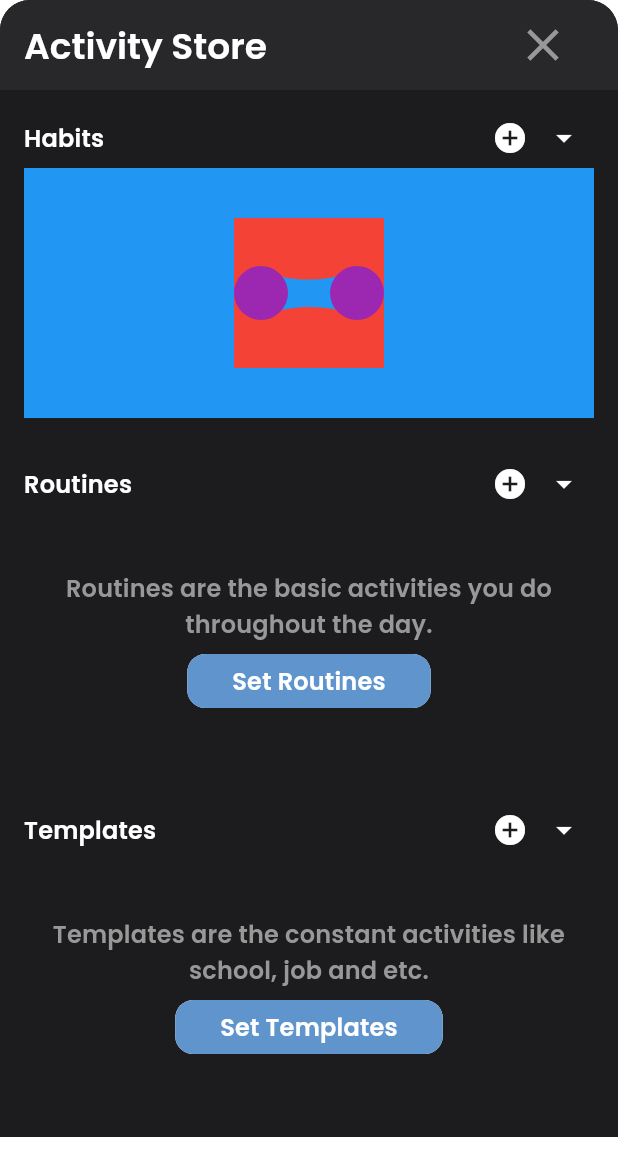
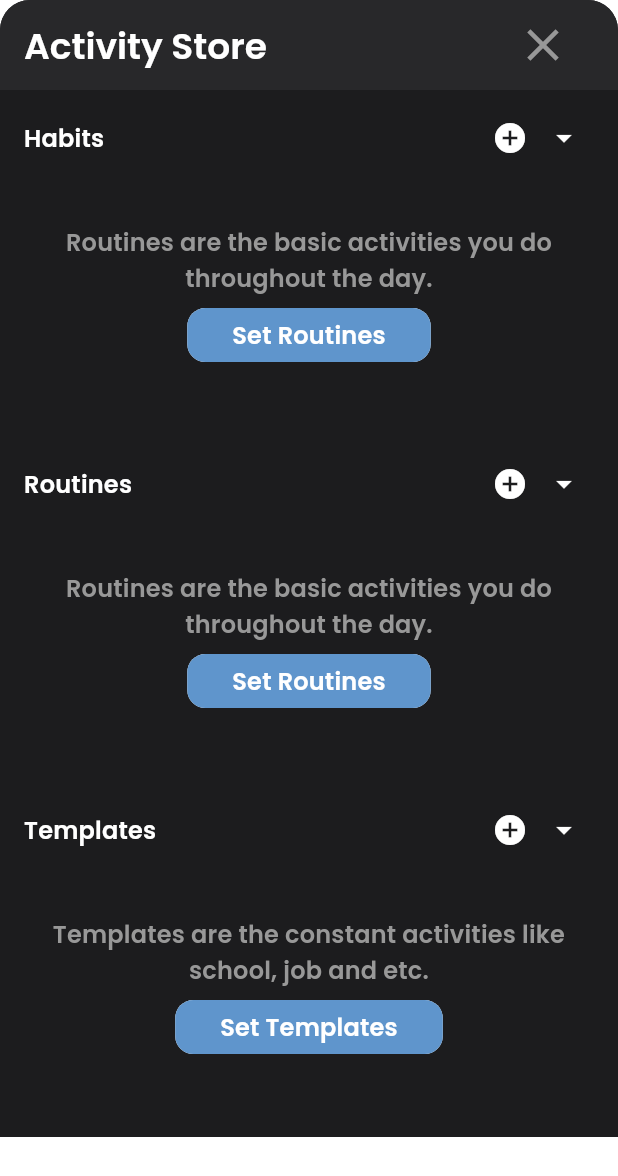
Before and after one commit to merakserhat/chain_app, a Flutter app: the ChainPanel widget shown alone on an empty page, opened directly, on a phone screen of 412 x 824 dp. Shown: the top 1176 px of the screen. Run offline on Flutter 3.47's test engine with Material 2 defaults, Android fonts, the phone set to English and light mode, and no system bars; our stand-ins replace dio, dropdown_button2, equatable, pretty_dio_logger, shared_preferences; accounts and stored records are empty.

Commit message:
feat: create habit model

```diff
--- a/lib/constants/app_theme.dart
+++ b/lib/constants/app_theme.dart
@@ -10,6 +10,7 @@ class AppColors {
   static const Color red = Color(0xffCE5252);
   static const Color blue = Color(0xff5F95CC);
   static const Color green = Color(0xff53A342);
+  static const Color pathGreen = Color(0xff64A855);
   static const Color yellow = Color(0xffCC965F);
   static const Color purple = Color(0xffCC5FCC);
   static const Color darkBlue = Color(0xff3C7BBC);
--- a/lib/screens/chain/chain_panel.dart
+++ b/lib/screens/chain/chain_panel.dart
@@ -2,6 +2,7 @@ import 'package:chain_app/constants/app_theme.dart';
 import 'package:chain_app/models/routine_model.dart';
 import 'package:chain_app/models/template_model.dart';
 import 'package:chain_app/screens/chain/habit/chain_path.dart';
+import 'package:chain_app/screens/chain/habit/habit_list.dart';
 import 'package:chain_app/screens/chain/routine/create_routine_panel.dart';
 import 'package:chain_app/screens/chain/routine/routine_list.dart';
 import 'package:chain_app/screens/chain/template/create_template_panel.dart';
@@ -57,8 +58,10 @@ class _ChainPanelState extends State<ChainPanel> {
             },
             openPanelHeight: calculatePanelSize(),
             onAdd: () {},
-            child: Container(
-                color: Colors.blue, child: Center(child: ChainPath())),
+            child: HabitList(
+                routines: routines,
+                selectOnboardingRoutines: (_) {},
+                deleteRoutine: (habit) {}),
           ),
           ContentGroup(
             label: "Routines",
--- a/lib/screens/chain/habit/chain_path.dart
+++ b/lib/screens/chain/habit/chain_path.dart
@@ -1,48 +1,70 @@
+import 'package:chain_app/constants/app_theme.dart';
 import 'package:flutter/material.dart';
-import 'package:flutter_svg/flutter_svg.dart';
 
 class ChainPath extends StatelessWidget {
   const ChainPath({Key? key}) : super(key: key);
 
+  final int numCircle = 6;
+  final int horizontalPadSize = 80;
+  final double circleSize = 32;
+  final double pathSize = 40;
+  final double pathHeight = 22;
+
   @override
   Widget build(BuildContext context) {
-    double circleSize = 36;
-    return Container(
-      width: 100,
-      height: 100,
-      color: Colors.red,
+    return SizedBox(
+      width: MediaQuery.of(context).size.width - horizontalPadSize,
+      height: circleSize,
       child: Stack(
         alignment: Alignment.center,
         children: [
-          Container(
-            width: 50,
-            height: circleSize,
-            child: SvgPicture.asset("assets/images/chainPath.svg",
-                colorFilter: ColorFilter.mode(Colors.blue, BlendMode.srcIn),
-                semanticsLabel: 'Acme Logo'),
-          ),
-          Positioned(
-            left: 0,
-            child: Container(
-              width: circleSize,
-              height: circleSize,
-              decoration: BoxDecoration(
-                  color: Colors.purple,
-                  borderRadius: BorderRadius.circular(100)),
+          ...List.generate(
+            numCircle - 1,
+            (index) => Positioned(
+              left: calculatePathPos(index, context),
+              child: SizedBox(
+                  height: pathHeight,
+                  width: pathSize,
+                  child: Image.asset(
+                    "assets/images/path.png",
+                    fit: BoxFit.fill,
+                    color: AppColors.pathGreen,
+                  )),
             ),
           ),
-          Positioned(
-            right: 0,
-            child: Container(
-              width: circleSize,
-              height: circleSize,
-              decoration: BoxDecoration(
-                  color: Colors.purple,
-                  borderRadius: BorderRadius.circular(100)),
+          ...List.generate(
+            numCircle,
+            (index) => Positioned(
+              left: calculateChainPos(index, context),
+              child: Container(
+                width: circleSize,
+                height: circleSize,
+                decoration: BoxDecoration(
+                  color: AppColors.green,
+                  borderRadius: BorderRadius.circular(100),
+                ),
+                child: Center(
+                  child: Text("11",
+                      style: Theme.of(context).textTheme.headlineMedium),
+                ),
+              ),
             ),
           ),
         ],
       ),
     );
   }
+
+  double calculateChainPos(int index, BuildContext context) {
+    double width = MediaQuery.of(context).size.width;
+    double columnWidth = (width - horizontalPadSize) / numCircle;
+    return index * columnWidth + columnWidth / 2 - circleSize / 2;
+  }
+
+  double calculatePathPos(int index, BuildContext context) {
+    double x1 = calculateChainPos(index, context);
+    double x2 = calculateChainPos(index + 1, context) + circleSize;
+
+    return x1 + (x2 - x1) / 2 - pathSize / 2;
+  }
 }
--- /dev/null
+++ b/lib/screens/chain/habit/habit_list.dart
@@ -0,0 +1,69 @@
+import 'package:chain_app/constants/app_theme.dart';
+import 'package:chain_app/models/routine_model.dart';
+import 'package:chain_app/screens/chain/habit/chain_path.dart';
+import 'package:chain_app/screens/chain/habit/habit_list_item.dart';
+import 'package:chain_app/screens/chain/routine/routine_list_item.dart';
+import 'package:chain_app/screens/chain/routine/routine_onboarding.dart';
+import 'package:chain_app/widgets/app_button.dart';
+import 'package:flutter/material.dart';
+
+class HabitList extends StatelessWidget {
+  const HabitList({
+    Key? key,
+    required this.routines,
+    required this.selectOnboardingRoutines,
+    required this.deleteRoutine,
+  }) : super(key: key);
+  final List<RoutineModel> routines;
+  final Function(List<RoutineModel>) selectOnboardingRoutines;
+  final Function(RoutineModel) deleteRoutine;
+
+  @override
+  Widget build(BuildContext context) {
+    return routines.isEmpty
+        ? _getEmptyRoutine(context)
+        : SingleChildScrollView(
+            child: Column(children: [
+              HabitListItem(
+                routineModel: routines[0],
+                isSelected: false,
+                onChange: (_) {},
+              ),
+            ]),
+          );
+  }
+
+  Widget _getEmptyRoutine(BuildContext context) {
+    // return Container();
+    return Center(
+      child: SingleChildScrollView(
+        child: Column(
+          mainAxisSize: MainAxisSize.max,
+          mainAxisAlignment: MainAxisAlignment.center,
+          children: [
+            Text(
+              "Routines are the basic activities you do throughout the day.",
+              textAlign: TextAlign.center,
+              style: Theme.of(context)
+                  .textTheme
+                  .titleMedium!
+                  .copyWith(color: AppColors.dark300),
+            ),
+            const SizedBox(height: 8),
+            AppButton(
+              label: "Set Routines",
+              onPressed: () {
+                showDialog(
+                    context: context,
+                    builder: (context) {
+                      return RoutineOnboarding(
+                          selectRoutines: selectOnboardingRoutines);
+                    });
+              },
+            )
+          ],
+        ),
+      ),
+    );
+  }
+}
```
Also changed, not shown: lib/models/habit_model.dart (added, +15 -0 lines), lib/screens/chain/habit/habit_list_item.dart (added, +125 -0 lines), assets/images/fire.png (added), assets/images/path.png (added), assets/images/path.svg (added).
